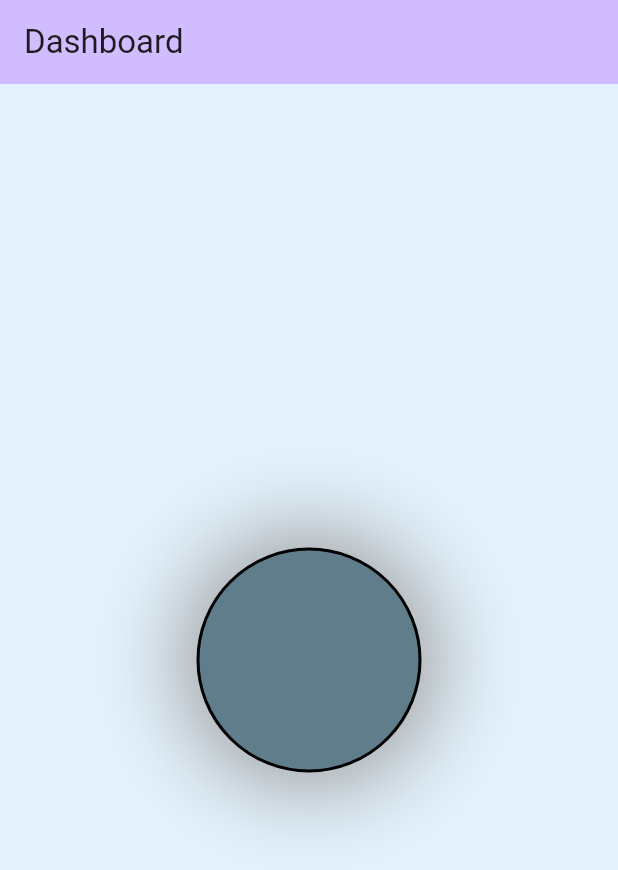
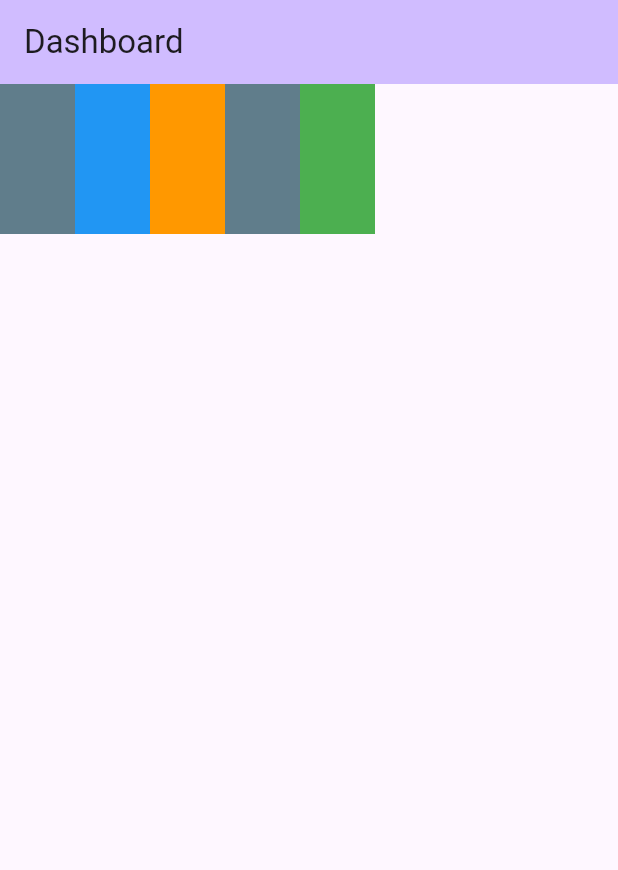
Before and after one commit to UdhavNegi/Flutter-Tutorials, a Flutter app: the screen it shows after launch, on a phone screen of 412 x 824 dp. Shown: the top 870 px of the screen. Run offline on Flutter 3.47's test engine with Material 3 defaults, Android fonts, the phone set to English and light mode, and no system bars.

Commit message:
completed expanded widget for rows and columns with slight error

```diff
--- a/lib/main.dart
+++ b/lib/main.dart
@@ -29,36 +29,59 @@ class DashBoardScreen extends StatelessWidget{
         title : Text("Dashboard"),
       ),
 
-      body : Container(
-            width : double.infinity,
-            height : double.infinity,
-        color : Colors.blue.shade50,
-        child: Center(
-          child: Container(
-              width : 150,
-              height : 150,
-              decoration: BoxDecoration(
-                color : Colors.blueGrey,
-                // borderRadius: BorderRadius.circular(21),
-                // borderRadius: BorderRadius.only(topLeft: Radius.circular(21), bottomRight: Radius.circular(21)),
-                // borderRadius: BorderRadius.all(Radius.circular(21)),
-                border: Border.all(
-                  width : 2,
-                  color: Colors.black
-                ),
-                boxShadow: [
-                  BoxShadow(
-                    blurRadius: 51,
-                    spreadRadius: 11,
-                    color : Colors.grey
+      body : Row(
+        // mainAxisAlignment: MainAxisAlignment.center,
+        children: [
+          Expanded(
+            flex : 2,
+            child : Container(width : 50,
+            height: 100,
+            color: Colors.blue,),
+          ),
+          Container(
+            width : 50,
+            height: 100,
+            color: Colors.blue,
+          ),
 
-                  )
-                ],
-                shape: BoxShape.circle,
-              ),
+          // Expanded(
+          //   child : Container(
+            Container(
+              width : 50,
+              height: 100,
+              color: Colors.orange,
             ),
-        ),
+          // ),
+
+
+          Container(
+            width : 50,
+            height: 100,
+            color: Colors.blueGrey,
+          ),
+
+          Container(
+            width : 50,
+            height: 100,
+            color: Colors.green,
+          ),
+        ],
       )
     );
   }
 }
+
+class Expanded extends StatelessWidget {
+  const Expanded({
+    super.key,
+  });
+
+  @override
+  Widget build(BuildContext context) {
+    return Container(
+      width : 50,
+      height: 100,
+      color: Colors.blueGrey,
+    );
+  }
+}
```
